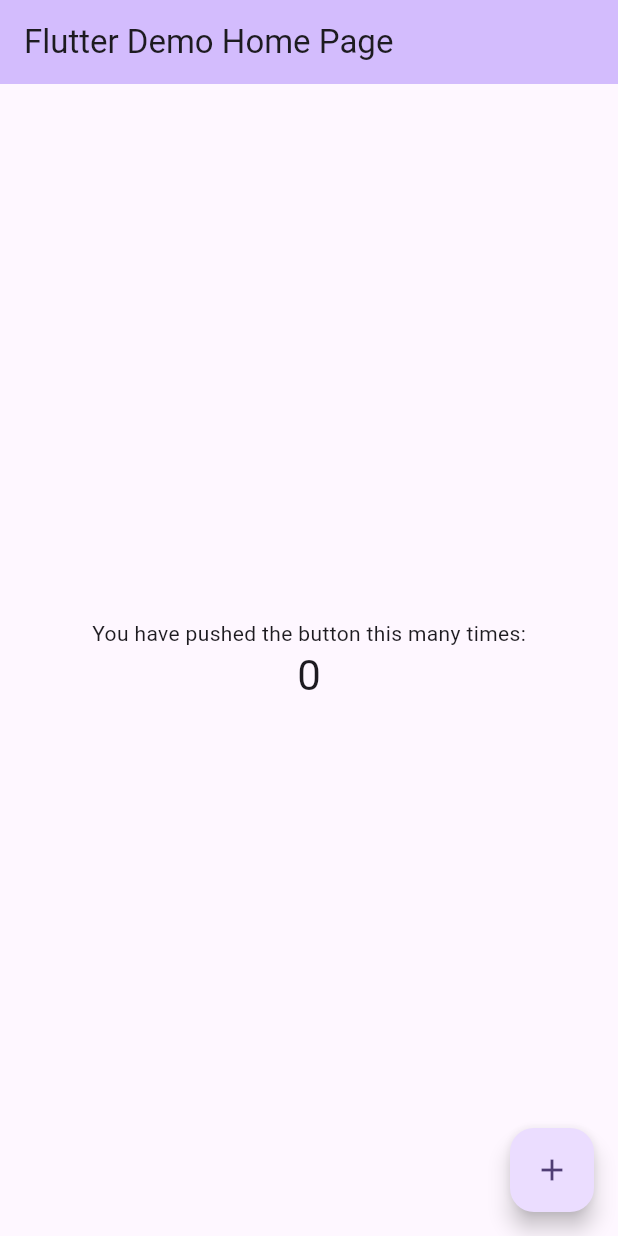
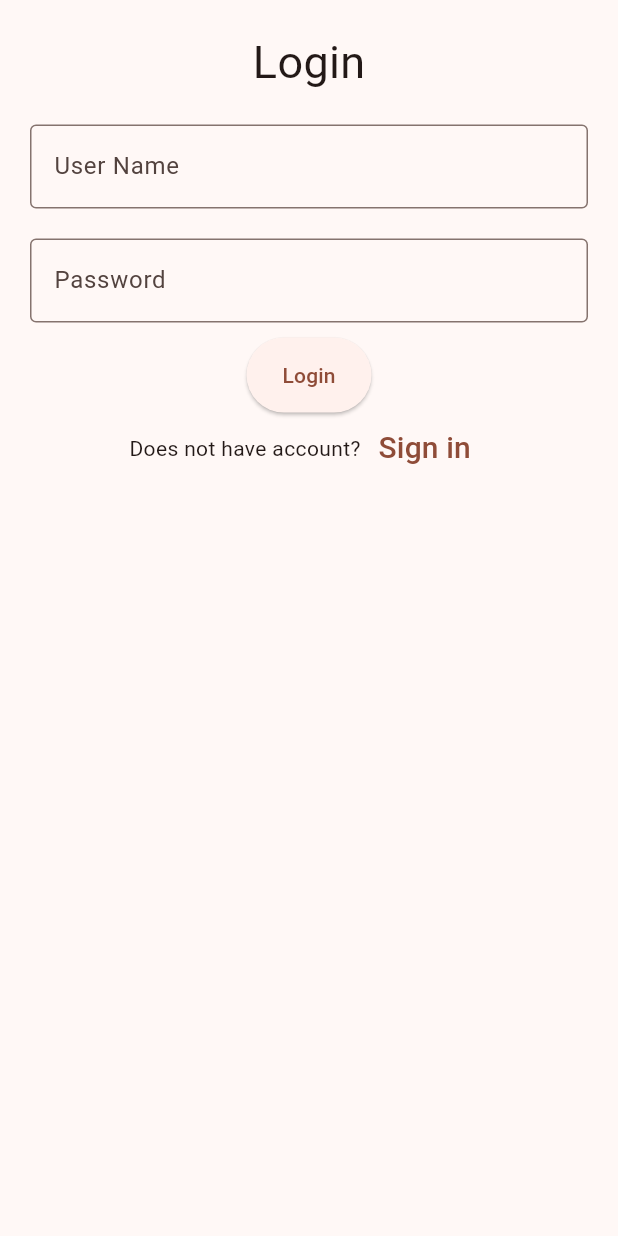
Before and after one commit to DasuniHerath/food-donation-system, a Flutter app: the screen it shows after launch, on a phone screen of 412 x 824 dp. Run offline on Flutter 3.47's test engine with Material 2 defaults, Android fonts, the light colour scheme and no system bars.

Commit message:
Login/siginin pages

```diff
--- a/food_donation_app/lib/main.dart
+++ b/food_donation_app/lib/main.dart
@@ -1,125 +1,198 @@
 import 'package:flutter/material.dart';
 
-void main() {
-  runApp(const MyApp());
-}
+void main() => runApp(const MyApp());
 
 class MyApp extends StatelessWidget {
-  const MyApp({super.key});
+  const MyApp({Key? key}) : super(key: key);
 
-  // This widget is the root of your application.
+  static const String _title = 'Donate Food';
+
   @override
   Widget build(BuildContext context) {
     return MaterialApp(
-      title: 'Flutter Demo',
+      title: _title,
       theme: ThemeData(
-        // This is the theme of your application.
-        //
-        // TRY THIS: Try running your application with "flutter run". You'll see
-        // the application has a blue toolbar. Then, without quitting the app,
-        // try changing the seedColor in the colorScheme below to Colors.green
-        // and then invoke "hot reload" (save your changes or press the "hot
-        // reload" button in a Flutter-supported IDE, or press "r" if you used
-        // the command line to start the app).
-        //
-        // Notice that the counter didn't reset back to zero; the application
-        // state is not lost during the reload. To reset the state, use hot
-        // restart instead.
-        //
-        // This works for code too, not just values: Most code changes can be
-        // tested with just a hot reload.
-        colorScheme: ColorScheme.fromSeed(seedColor: Colors.deepPurple),
-        useMaterial3: true,
+          useMaterial3: true,
+          colorScheme: ColorScheme.fromSeed(seedColor: Colors.deepOrange)),
+      home: const Scaffold(
+        body: LoginPage(),
       ),
-      home: const MyHomePage(title: 'Flutter Demo Home Page'),
     );
   }
 }
 
-class MyHomePage extends StatefulWidget {
-  const MyHomePage({super.key, required this.title});
-
-  // This widget is the home page of your application. It is stateful, meaning
-  // that it has a State object (defined below) that contains fields that affect
-  // how it looks.
-
-  // This class is the configuration for the state. It holds the values (in this
-  // case the title) provided by the parent (in this case the App widget) and
-  // used by the build method of the State. Fields in a Widget subclass are
-  // always marked "final".
-
-  final String title;
+class LoginPage extends StatefulWidget {
+  const LoginPage({Key? key}) : super(key: key);
 
   @override
-  State<MyHomePage> createState() => _MyHomePageState();
+  State<LoginPage> createState() => _LoginPageState();
 }
 
-class _MyHomePageState extends State<MyHomePage> {
-  int _counter = 0;
-
-  void _incrementCounter() {
-    setState(() {
-      // This call to setState tells the Flutter framework that something has
-      // changed in this State, which causes it to rerun the build method below
-      // so that the display can reflect the updated values. If we changed
-      // _counter without calling setState(), then the build method would not be
-      // called again, and so nothing would appear to happen.
-      _counter++;
-    });
-  }
+class _LoginPageState extends State<LoginPage> {
+  TextEditingController nameController = TextEditingController();
+  TextEditingController passwordController = TextEditingController();
 
   @override
   Widget build(BuildContext context) {
-    // This method is rerun every time setState is called, for instance as done
-    // by the _incrementCounter method above.
-    //
-    // The Flutter framework has been optimized to make rerunning build methods
-    // fast, so that you can just rebuild anything that needs updating rather
-    // than having to individually change instances of widgets.
+    return Padding(
+        padding: const EdgeInsets.all(10),
+        child: Column(
+          children: [
+            Container(
+              alignment: Alignment.center,
+              padding: const EdgeInsets.all(10),
+              child: const Text(
+                'Login',
+                style: TextStyle(fontSize: 30),
+              ),
+            ),
+            Container(
+              padding: const EdgeInsets.all(10),
+              child: SizedBox(
+                width: 400,
+                child: TextField(
+                  controller: nameController,
+                  decoration: const InputDecoration(
+                    border: OutlineInputBorder(),
+                    labelText: 'User Name',
+                  ),
+                ),
+              ),
+            ),
+            Container(
+              padding: const EdgeInsets.fromLTRB(10, 10, 10, 0),
+              child: SizedBox(
+                width: 400,
+                child: TextField(
+                  obscureText: true,
+                  controller: passwordController,
+                  decoration: const InputDecoration(
+                    border: OutlineInputBorder(),
+                    labelText: 'Password',
+                  ),
+                ),
+              ),
+            ),
+            // Space between login button and password field
+            Container(
+              padding: const EdgeInsets.fromLTRB(10, 10, 10, 0),
+            ),
+            Container(
+              height: 50,
+              padding: const EdgeInsets.fromLTRB(10, 0, 10, 0),
+              child: ElevatedButton(
+                  child: const Text('Login'),
+                  onPressed: () {
+                    // Handle login
+                  }),
+            ),
+            Row(
+              mainAxisAlignment: MainAxisAlignment.center,
+              children: <Widget>[
+                const Text('Does not have account?'),
+                TextButton(
+                  child: const Text(
+                    'Sign in',
+                    style: TextStyle(fontSize: 20),
+                  ),
+                  onPressed: () {
+                    //signup screen
+                    Navigator.push(
+                        context,
+                        MaterialPageRoute(
+                            builder: (context) => const SignInPage()));
+                  },
+                )
+              ],
+            ),
+          ],
+        ));
+  }
+}
+
+class SignInPage extends StatefulWidget {
+  const SignInPage({Key? key}) : super(key: key);
+
+  @override
+  SignInPageState createState() => SignInPageState();
+}
+
+class SignInPageState extends State<SignInPage> {
+  final TextEditingController _firstNameController = TextEditingController();
+  final TextEditingController _lastNameController = TextEditingController();
+  final TextEditingController _usernameController = TextEditingController();
+  final TextEditingController _passwordController = TextEditingController();
+
+  @override
+  Widget build(BuildContext context) {
     return Scaffold(
       appBar: AppBar(
-        // TRY THIS: Try changing the color here to a specific color (to
-        // Colors.amber, perhaps?) and trigger a hot reload to see the AppBar
-        // change color while the other colors stay the same.
-        backgroundColor: Theme.of(context).colorScheme.inversePrimary,
-        // Here we take the value from the MyHomePage object that was created by
-        // the App.build method, and use it to set our appbar title.
-        title: Text(widget.title),
+        title: const Text('Sign In'),
       ),
+      // Allign the text fields in the center
       body: Center(
-        // Center is a layout widget. It takes a single child and positions it
-        // in the middle of the parent.
-        child: Column(
-          // Column is also a layout widget. It takes a list of children and
-          // arranges them vertically. By default, it sizes itself to fit its
-          // children horizontally, and tries to be as tall as its parent.
-          //
-          // Column has various properties to control how it sizes itself and
-          // how it positions its children. Here we use mainAxisAlignment to
-          // center the children vertically; the main axis here is the vertical
-          // axis because Columns are vertical (the cross axis would be
-          // horizontal).
-          //
-          // TRY THIS: Invoke "debug painting" (choose the "Toggle Debug Paint"
-          // action in the IDE, or press "p" in the console), to see the
-          // wireframe for each widget.
-          mainAxisAlignment: MainAxisAlignment.center,
-          children: <Widget>[
-            const Text(
-              'You have pushed the button this many times:',
-            ),
-            Text(
-              '$_counter',
-              style: Theme.of(context).textTheme.headlineMedium,
-            ),
-          ],
+        child: Padding(
+          padding: const EdgeInsets.all(16.0),
+          child: Column(
+            children: [
+              Container(
+                width: 400,
+                padding: const EdgeInsets.all(10),
+                child: TextField(
+                  controller: _firstNameController,
+                  decoration: const InputDecoration(
+                    border: OutlineInputBorder(),
+                    labelText: 'First Name',
+                  ),
+                ),
+              ),
+              Container(
+                width: 400,
+                padding: const EdgeInsets.all(10),
+                child: TextField(
+                  controller: _lastNameController,
+                  decoration: const InputDecoration(
+                    border: OutlineInputBorder(),
+                    labelText: 'Last Name',
+                  ),
+                ),
+              ),
+              Container(
+                width: 400,
+                padding: const EdgeInsets.all(10),
+                child: TextField(
+                  controller: _usernameController,
+                  decoration: const InputDecoration(
+                    border: OutlineInputBorder(),
+                    labelText: 'Username',
+                  ),
+                ),
+              ),
+              Container(
+                width: 400,
+                padding: const EdgeInsets.all(10),
+                child: TextField(
+                  controller: _passwordController,
+                  decoration: const InputDecoration(
+                    border: OutlineInputBorder(),
+                    labelText: 'Password',
+                  ),
+                  obscureText: true,
+                ),
+              ),
+              SizedBox(
+                height: 50,
+                child: ElevatedButton(
+                  onPressed: () {
+                    // Handle sign in
+                  },
+                  child: const Text('Sign In'),
+                ),
+              ),
+            ],
+          ),
         ),
       ),
-      floatingActionButton: FloatingActionButton(
-        onPressed: _incrementCounter,
-        tooltip: 'Increment',
-        child: const Icon(Icons.add),
-      ), // This trailing comma makes auto-formatting nicer for build methods.
     );
   }
 }
```
Also changed, not shown: food_donation_app/lib/registration.dart (added, +31 -0 lines), 1 other file.
